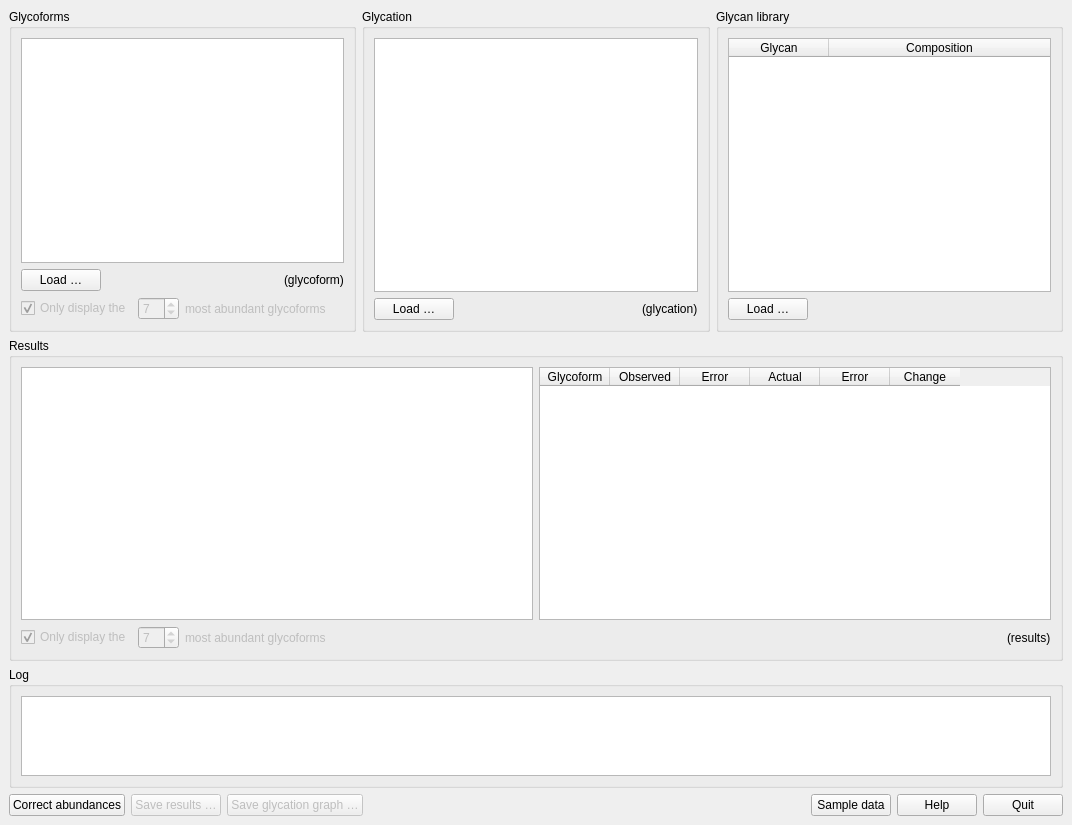
Before: the Qt Designer form main_window.ui in cdl-biosimilars/cafog, drawn with Qt 5.
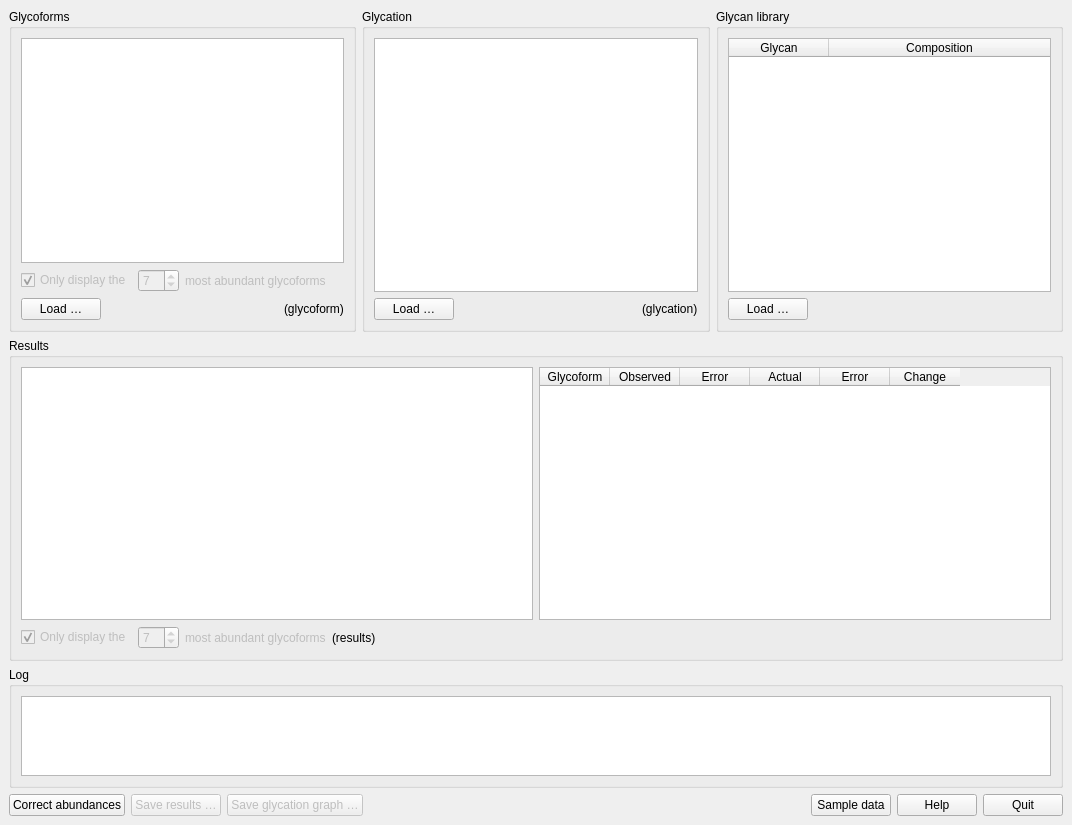
After: the same form once the commit is applied. Custom widgets are drawn as their Qt base class.

Commit message: gui redesign: all load buttons horizontally aligned

```diff
--- a/main_window.ui
+++ b/main_window.ui
@@ -33,46 +33,6 @@
            </property>
           </widget>
          </item>
-         <item>
-          <layout class="QHBoxLayout" name="horizontalLayout_2">
-           <item>
-            <widget class="QPushButton" name="btLoadGlycoforms">
-             <property name="text">
-              <string>Load …</string>
-             </property>
-            </widget>
-           </item>
-           <item>
-            <spacer name="horizontalSpacer">
-             <property name="orientation">
-              <enum>Qt::Horizontal</enum>
-             </property>
-             <property name="sizeType">
-              <enum>QSizePolicy::Expanding</enum>
-             </property>
-             <property name="sizeHint" stdset="0">
-              <size>
-               <width>1</width>
-               <height>17</height>
-              </size>
-             </property>
-            </spacer>
-           </item>
-           <item>
-            <widget class="QLabel" name="lbGlycoform">
-             <property name="sizePolicy">
-              <sizepolicy hsizetype="Minimum" vsizetype="Preferred">
-               <horstretch>0</horstretch>
-               <verstretch>0</verstretch>
-              </sizepolicy>
-             </property>
-             <property name="text">
-              <string>(glycoform)</string>
-             </property>
-            </widget>
-           </item>
-          </layout>
-         </item>
          <item>
           <layout class="QHBoxLayout" name="horizontalLayout_7">
            <item>
@@ -123,6 +83,46 @@
            </item>
           </layout>
          </item>
+         <item>
+          <layout class="QHBoxLayout" name="horizontalLayout_2">
+           <item>
+            <widget class="QPushButton" name="btLoadGlycoforms">
+             <property name="text">
+              <string>Load …</string>
+             </property>
+            </widget>
+           </item>
+           <item>
+            <spacer name="horizontalSpacer">
+             <property name="orientation">
+              <enum>Qt::Horizontal</enum>
+             </property>
+             <property name="sizeType">
+              <enum>QSizePolicy::Expanding</enum>
+             </property>
+             <property name="sizeHint" stdset="0">
+              <size>
+               <width>1</width>
+               <height>17</height>
+              </size>
+             </property>
+            </spacer>
+           </item>
+           <item>
+            <widget class="QLabel" name="lbGlycoform">
+             <property name="sizePolicy">
+              <sizepolicy hsizetype="Minimum" vsizetype="Preferred">
+               <horstretch>0</horstretch>
+               <verstretch>0</verstretch>
+              </sizepolicy>
+             </property>
+             <property name="text">
+              <string>(glycoform)</string>
+             </property>
+            </widget>
+           </item>
+          </layout>
+         </item>
         </layout>
        </widget>
       </item>
@@ -320,6 +320,13 @@
            </property>
           </widget>
          </item>
+         <item>
+          <widget class="QLabel" name="lbResults">
+           <property name="text">
+            <string>(results)</string>
+           </property>
+          </widget>
+         </item>
          <item>
           <spacer name="horizontalSpacer_6">
            <property name="orientation">
@@ -333,13 +340,6 @@
            </property>
           </spacer>
          </item>
-         <item>
-          <widget class="QLabel" name="lbResults">
-           <property name="text">
-            <string>(results)</string>
-           </property>
-          </widget>
-         </item>
         </layout>
        </item>
       </layout>
```
The commit also changes 1 other file.
